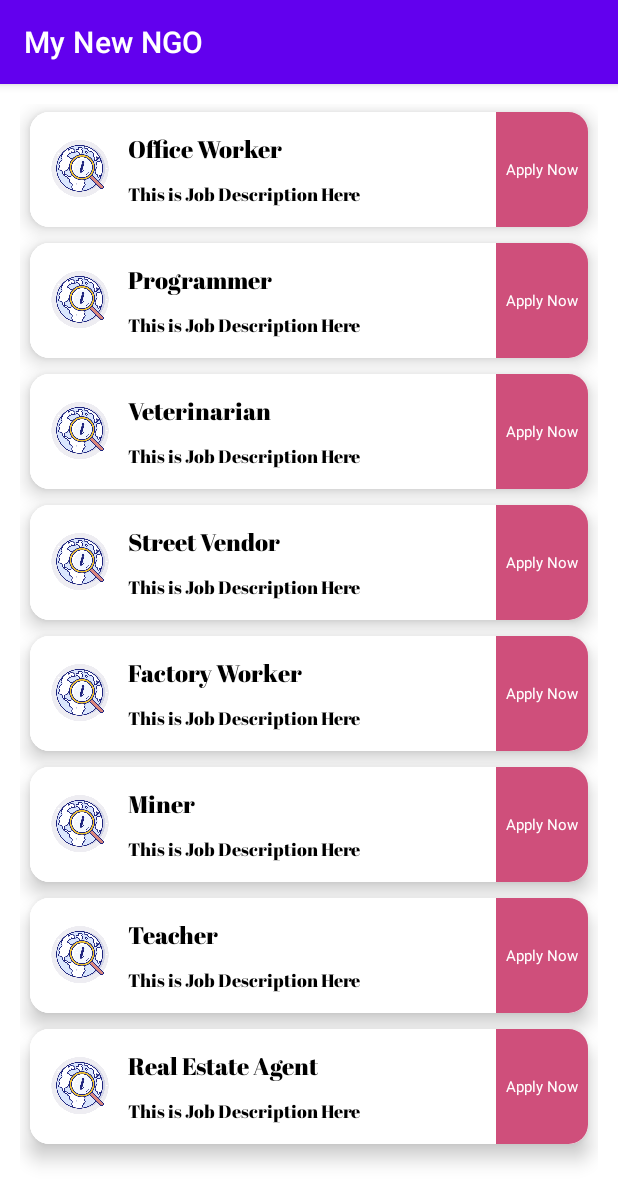
After one commit to Preetojha08/NGO_Management_System, an Android app: the JobPortalActivity screen opened directly, with no data from a screen before it, on a phone screen of 412 x 824 dp. The commit adds this screen. Shown: the top 1204 px of the screen. Run offline under Robolectric (Android 15) with nearby library versions, the phone set to English and light mode, and no system bars; our stand-ins replace CircleImageView, sdp/ssp sizes.

Commit message:
Job Details CardView Done

```diff
--- a/app/src/main/java/com/creatures/mynewngo/HelpActivity.java
+++ b/app/src/main/java/com/creatures/mynewngo/HelpActivity.java
@@ -69,7 +69,7 @@ public class HelpActivity extends AppCompatActivity {
         images.add(R.drawable.covid);//7
         images.add(R.drawable.help_card);//8
 
-        adapter = new HelperCardRecyclerAdapter(this,titles,sub_titles,images);
+        adapter = new HelperCardRecyclerAdapter(this,titles,sub_titles,images,0);
         GridLayoutManager gridLayoutManager = new GridLayoutManager(HelpActivity.this,2,GridLayoutManager.VERTICAL,false);
         recyclerView.setLayoutManager(gridLayoutManager);
 
--- a/app/src/main/java/com/creatures/mynewngo/HelperCardRecyclerAdapter.java
+++ b/app/src/main/java/com/creatures/mynewngo/HelperCardRecyclerAdapter.java
@@ -9,12 +9,15 @@ import android.widget.ImageView;
 import android.widget.TextView;
 import android.widget.Toast;
 
+import org.w3c.dom.Text;
+
 import java.util.List;
 import java.util.zip.Inflater;
 
 import androidx.annotation.NonNull;
 import androidx.cardview.widget.CardView;
 import androidx.recyclerview.widget.RecyclerView;
+import de.hdodenhof.circleimageview.CircleImageView;
 
 public class HelperCardRecyclerAdapter extends RecyclerView.Adapter<HelperCardRecyclerAdapter.card_view_holder>{
 
@@ -23,25 +26,44 @@ public class HelperCardRecyclerAdapter extends RecyclerView.Adapter<HelperCardRe
     List<Integer> images;
     LayoutInflater layoutInflater;
     Context context;
+    int card_details;
 
-    public HelperCardRecyclerAdapter(Context context, List<String> titles, List<String> sub_titles, List<Integer> images) {
+    public HelperCardRecyclerAdapter(Context context, List<String> titles, List<String> sub_titles, List<Integer> images,int card_details) {
         this.titles = titles;
         this.sub_titles = sub_titles;
         this.images = images;
         this.context = context;
         this.layoutInflater = LayoutInflater.from(context);
+        this.card_details = card_details;
     }
 
     @NonNull
     @Override
     public card_view_holder onCreateViewHolder(@NonNull ViewGroup parent, int viewType) {
 
-        View view = layoutInflater.inflate(R.layout.help_cards,parent,false);
-        return new card_view_holder(view);
+        View view_oncreate;
+       if (card_details == 0)
+       {
+           view_oncreate = layoutInflater.inflate(R.layout.help_cards,parent,false);
+
+       }
+       else if (card_details == 99)
+       {
+           view_oncreate = layoutInflater.inflate(R.layout.job_details_card,parent,false);
+
+       }
+       else
+       {
+           view_oncreate = layoutInflater.inflate(R.layout.help_cards,parent,false);
+       }
+        return new card_view_holder(view_oncreate);
     }
 
     @Override
     public void onBindViewHolder(@NonNull HelperCardRecyclerAdapter.card_view_holder holder, int position) {
+
+        if (card_details == 0)
+        {
             holder.tv_help_card_heading.setText(titles.get(position));
             holder.tv_help_card_subheading.setText(sub_titles.get(position));
             holder.tv_help_card_image_view.setImageResource(images.get(position));
@@ -82,10 +104,30 @@ public class HelperCardRecyclerAdapter extends RecyclerView.Adapter<HelperCardRe
                             break;
                     }
                     context.startActivity(i);
+                }
+            });
+        }
+
+        if (card_details == 99)
+        {
+            /*holder.tv_help_card_heading.setText(titles.get(position));
+            holder.tv_help_card_subheading.setText(sub_titles.get(position));
+            holder.tv_help_card_image_view.setImageResource(images.get(position));*/
+            holder.tv_job_heading.setText(titles.get(position));
+            holder.tv_job_description.setText(sub_titles.get(position));
+            holder.job_circleImageView.setImageResource(images.get(position));
+            int a = position;
+            a++;
+            int finalA = a;
+            holder.job_details_card_view.setOnClickListener(new View.OnClickListener() {
+                @Override
+                public void onClick(View v) {
+                    Toast.makeText(context, "Job CardView no: "+finalA, Toast.LENGTH_SHORT).show();
+                }
+            });
 
 
         }
-        });
 
     }
 
@@ -99,13 +141,29 @@ public class HelperCardRecyclerAdapter extends RecyclerView.Adapter<HelperCardRe
         TextView tv_help_card_heading,tv_help_card_subheading;
         ImageView tv_help_card_image_view;
         CardView card_view;
+
+        TextView tv_job_heading,tv_job_description;
+        CircleImageView job_circleImageView;
+        CardView job_details_card_view;
+
         public card_view_holder(@NonNull View itemView) {
             super(itemView);
 
+            if (card_details == 0)
+            {
                 tv_help_card_heading=(TextView)itemView.findViewById(R.id.help_card_text_view_1);
                 tv_help_card_subheading=(TextView)itemView.findViewById(R.id.help_card_text_view_2);
                 tv_help_card_image_view=(ImageView)itemView.findViewById(R.id.help_card_image_view);
                 card_view=(CardView)itemView.findViewById(R.id.help_card_details);
+            }
+
+            if (card_details == 99)
+            {
+                tv_job_heading=(TextView)itemView.findViewById(R.id.text_view_job_heading);
+                tv_job_description=(TextView)itemView.findViewById(R.id.text_view_job_description);
+                job_circleImageView=(CircleImageView)itemView.findViewById(R.id.job_portal_Job_image_view);
+                job_details_card_view=(CardView)itemView.findViewById(R.id.job_details_card_view);
+            }
 
 
         }
--- /dev/null
+++ b/app/src/main/java/com/creatures/mynewngo/JobPortalActivity.java
@@ -0,0 +1,70 @@
+package com.creatures.mynewngo;
+
+import androidx.appcompat.app.AppCompatActivity;
+import androidx.recyclerview.widget.GridLayoutManager;
+import androidx.recyclerview.widget.LinearLayoutManager;
+import androidx.recyclerview.widget.RecyclerView;
+
+import android.os.Bundle;
+
+import java.util.ArrayList;
+import java.util.List;
+
+public class JobPortalActivity extends AppCompatActivity {
+
+    List<String> job_heading;
+    List<String> job_description;
+    List<Integer> job_images;
+
+    RecyclerView recyclerView;
+
+    HelperCardRecyclerAdapter adapter;
+
+    @Override
+    protected void onCreate(Bundle savedInstanceState) {
+        super.onCreate(savedInstanceState);
+        setContentView(R.layout.activity_job_portal);
+
+        recyclerView=(RecyclerView)findViewById(R.id.job_portal_recycler_view);
+
+        job_heading = new ArrayList<>();
+        job_description = new ArrayList<>();
+        job_images = new ArrayList<>();
+
+        //Job Heading
+        job_heading.add("Office Worker"); //1
+        job_heading.add("Programmer"); //2
+        job_heading.add("Veterinarian"); //3
+        job_heading.add("Street Vendor"); //4
+        job_heading.add("Factory Worker"); //5
+        job_heading.add("Miner"); //6
+        job_heading.add("Teacher"); //7
+        job_heading.add("Real Estate Agent"); //8
+
+        //Job Description
+        job_description.add("This is Job Description Here"); //1
+        job_description.add("This is Job Description Here"); //2
+        job_description.add("This is Job Description Here"); //3
+        job_description.add("This is Job Description Here"); //4
+        job_description.add("This is Job Description Here"); //5
+        job_description.add("This is Job Description Here"); //6
+        job_description.add("This is Job Description Here"); //7
+        job_description.add("This is Job Description Here"); //8
+
+        //Job Images
+        job_images.add(R.drawable.info); //1
+        job_images.add(R.drawable.info); //2
+        job_images.add(R.drawable.info); //3
+        job_images.add(R.drawable.info); //4
+        job_images.add(R.drawable.info); //5
+        job_images.add(R.drawable.info); //6
+        job_images.add(R.drawable.info); //7
+        job_images.add(R.drawable.info); //8
+
+        adapter = new HelperCardRecyclerAdapter(this,job_heading,job_description,job_images,99);
+
+        recyclerView.setLayoutManager(new LinearLayoutManager(getApplicationContext()));
+        recyclerView.setAdapter(adapter);
+
+    }
+}
--- a/app/src/main/java/com/creatures/mynewngo/LoginActivity.java
+++ b/app/src/main/java/com/creatures/mynewngo/LoginActivity.java
@@ -90,7 +90,7 @@ public class LoginActivity extends AppCompatActivity implements GoogleApiClient.
         sign_in.setOnClickListener(new View.OnClickListener() {
             @Override
             public void onClick(View v) {
-                startActivity(new Intent(LoginActivity.this,HomeActivity.class));
+                startActivity(new Intent(LoginActivity.this,JobPortalActivity.class));
             }
         });
 
--- /dev/null
+++ b/app/src/main/res/layout/activity_job_portal.xml
@@ -0,0 +1,23 @@
+<?xml version="1.0" encoding="utf-8"?>
+<LinearLayout
+    xmlns:android="http://schemas.android.com/apk/res/android"
+    xmlns:app="http://schemas.android.com/apk/res-auto"
+    xmlns:tools="http://schemas.android.com/tools"
+    android:layout_width="match_parent"
+    android:layout_height="match_parent"
+    android:orientation="vertical"
+    tools:context=".JobPortalActivity">
+
+    <LinearLayout
+        android:layout_width="match_parent"
+        android:padding="@dimen/_10sdp"
+        android:layout_height="match_parent">
+
+        <androidx.recyclerview.widget.RecyclerView
+            android:layout_width="match_parent"
+            android:layout_height="match_parent"
+            android:id="@+id/job_portal_recycler_view"/>
+
+    </LinearLayout>
+
+</LinearLayout>
--- /dev/null
+++ b/app/src/main/res/layout/job_details_card.xml
@@ -0,0 +1,100 @@
+<?xml version="1.0" encoding="utf-8"?>
+<com.google.android.material.card.MaterialCardView xmlns:android="http://schemas.android.com/apk/res/android"
+    android:layout_width="match_parent"
+    xmlns:app="http://schemas.android.com/apk/res-auto"
+    android:layout_marginVertical="@dimen/_4sdp"
+    android:layout_marginHorizontal="@dimen/_5sdp"
+    android:layout_height="wrap_content"
+    app:cardCornerRadius="@dimen/_10sdp"
+    android:id="@+id/job_details_card_view"
+    android:padding="@dimen/_10sdp"
+    app:cardElevation="@dimen/_6sdp">
+
+   <RelativeLayout
+       android:layout_width="match_parent"
+       android:layout_height="wrap_content"
+       android:background="@color/white">
+
+      <LinearLayout
+          android:layout_width="match_parent"
+          android:layout_height="wrap_content"
+          android:background="@color/white"
+          android:orientation="horizontal"
+          android:weightSum="4"
+          android:layout_alignParentLeft="true">
+
+         <LinearLayout
+             android:layout_width="match_parent"
+             android:layout_weight="1"
+             android:padding="@dimen/_8sdp"
+             android:background="@color/white"
+             android:orientation="horizontal"
+             android:layout_height="wrap_content">
+
+            <de.hdodenhof.circleimageview.CircleImageView
+                android:layout_width="@dimen/_35sdp"
+                android:layout_height="@dimen/_35sdp"
+                android:id="@+id/job_portal_Job_image_view"
+                android:layout_gravity="center_vertical"
+                android:src="@drawable/job"/>
+
+            <LinearLayout
+                android:layout_width="wrap_content"
+                android:layout_height="wrap_content"
+                android:orientation="vertical"
+                android:layout_marginHorizontal="@dimen/_5sdp"
+                android:padding="@dimen/_2sdp">
+
+               <TextView
+                   android:layout_width="wrap_content"
+                   android:layout_height="wrap_content"
+                   android:text="Job Heading Here"
+                   android:textSize="16sp"
+                   android:id="@+id/text_view_job_heading"
+                   android:fontFamily="@font/abril_fatface"
+                   android:textColor="@color/black" />
+
+               <TextView
+                   android:layout_width="wrap_content"
+                   android:layout_height="wrap_content"
+                   android:text="Job Description Here"
+                   android:textSize="12sp"
+                   android:id="@+id/text_view_job_description"
+                   android:layout_marginTop="@dimen/_8sdp"
+                   android:fontFamily="@font/abril_fatface"
+                   android:textColor="@color/black" />
+
+            </LinearLayout>
+
+         </LinearLayout>
+
+         <RelativeLayout
+             android:layout_width="match_parent"
+             android:layout_weight="3"
+             android:background="@color/white"
+             android:layout_gravity="center_vertical|right"
+             android:layout_height="match_parent">
+
+            <TextView
+                android:layout_width="wrap_content"
+                android:layout_height="match_parent"
+                android:padding="@dimen/_5sdp"
+                android:text="Apply Now"
+                android:background="#CF4F7B"
+                android:elevation="0dp"
+                android:gravity="center_vertical"
+                android:id="@+id/button_interested_job_portal"
+                android:layout_alignParentRight="true"
+                android:layout_centerVertical="true"
+                android:textColor="#FFFFFF"
+                android:textSize="10sp"/>
+
+         </RelativeLayout>
+
+
+
+      </LinearLayout>
+
+   </RelativeLayout>
+
+</com.google.android.material.card.MaterialCardView>
```
Lines whose indentation alone changed are shown as unchanged.
